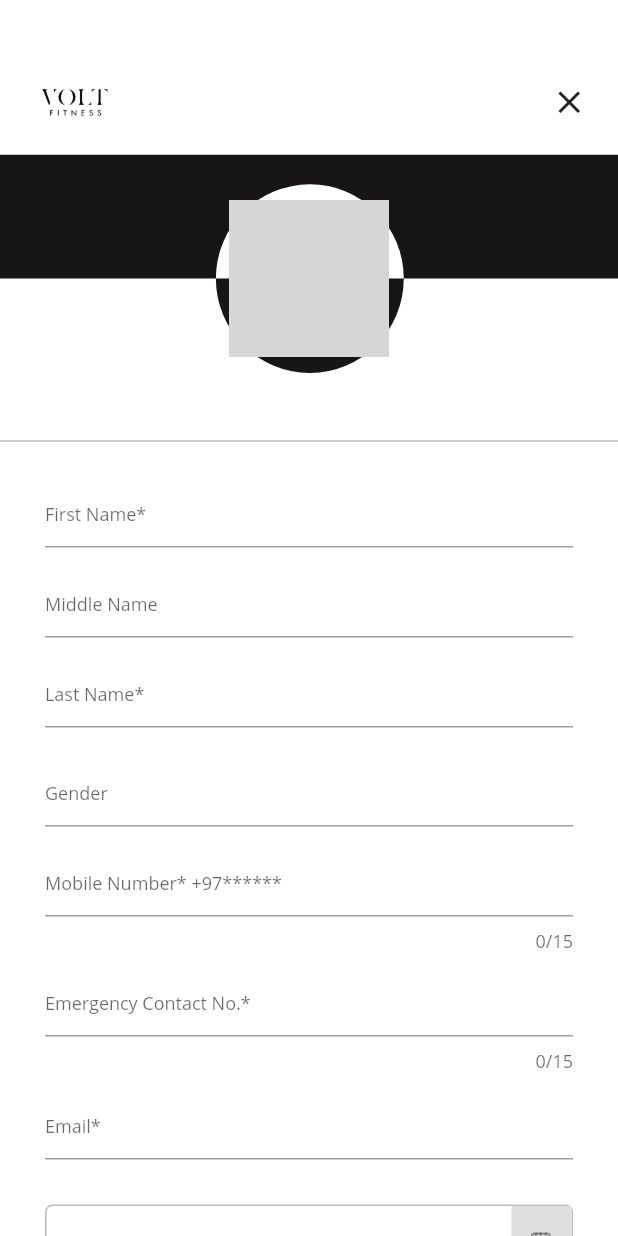
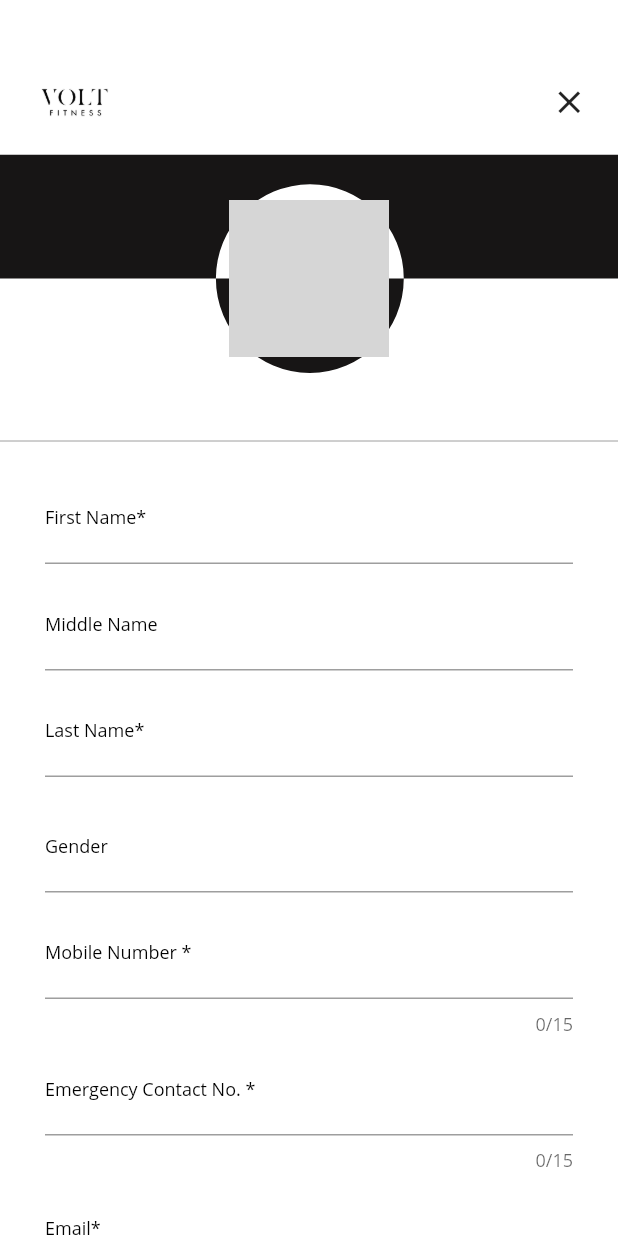
Before and after one commit to NSL-Infotech-PVT-LTD/Fitness-V, a Flutter app: the UserProfile screen opened directly, on a phone screen of 412 x 824 dp. Run offline on Flutter 3.47's test engine with Material 2 defaults, Android fonts, the phone set to English and light mode, and no system bars; our stand-ins replace carousel_slider, connectivity, device_info, dotted_border, flutter_html, flutter_spinkit and 5 more; missing offline and left inert: flutter_screen_scaler; accounts and stored records are empty; network calls fail; grey boxes are pictures that could not be loaded.

Commit message:
ios code

```diff
--- a/lib/GroupClasses/group_classes.dart
+++ b/lib/GroupClasses/group_classes.dart
@@ -428,7 +428,7 @@ class CustomGroupState extends StatelessWidget {
                     items.leftSeats != '0'
                         ? !items.is_booked_by_me
                             ? 'View Detail'
-                            : 'Already Booked Do you want to cancel ?'
+                            : 'Already booked! Do you want to cancel?'
                         : 'House Full',
                     style: TextStyle(
                         color: Colors.white,
--- a/lib/MemberDashboard/Dashboard.dart
+++ b/lib/MemberDashboard/Dashboard.dart
@@ -4,7 +4,6 @@ import 'package:flutter/cupertino.dart';
 import 'package:flutter/material.dart';
 import 'package:flutter_svg/flutter_svg.dart';
 import 'package:volt/MemberDashboard/DashboardChild/Cardio.dart';
-import 'package:volt/MemberDashboard/DashboardChild/Event/Event.dart';
 import 'package:volt/MemberDashboard/DashboardChild/Home.dart';
 import 'package:volt/Methods/Pref.dart';
 import 'package:volt/Methods/api_interface.dart';
--- a/lib/MemberDashboard/DashboardChild/Cardio.dart
+++ b/lib/MemberDashboard/DashboardChild/Cardio.dart
@@ -197,7 +197,7 @@ class _CardioState extends State<Cardio> {
                               Text(
                                   checkList != null && checkList.length > 0
                                       ? checkList[0]['expirence'] +
-                                          ' years experineced'
+                                          ' years of experience'
                                       : '',
                                   style: TextStyle(
                                       fontSize: 7, color: Color(0xffc1c1c1))),
@@ -249,7 +249,7 @@ class _CardioState extends State<Cardio> {
                               Text(
                                   checkList != null && checkList.length > 1
                                       ? checkList[1]['expirence'] +
-                                          ' years experienced'
+                                          ' years of experience'
                                       : '',
                                   style: TextStyle(
                                       fontSize: 7, color: Color(0xffc1c1c1))),
@@ -364,7 +364,7 @@ class RecomendedTrainer extends StatelessWidget {
                       image: BASE_URL +
                           'uploads/trainer-user/' +
                           trainerClass.imgLink,
-                      fit: BoxFit.fill,
+                      fit: BoxFit.fitHeight,
                       width: 150,
                       height: 150.0,
                     ),
--- a/lib/MemberDashboard/DashboardChild/Home.dart
+++ b/lib/MemberDashboard/DashboardChild/Home.dart
@@ -106,7 +106,7 @@ class HomeState extends State<Home> {
                   padding: EdgeInsets.only(left: 20, right: 20),
                   child: _planImage == null
                       ? Image.asset(
-                    baseImageAssetsUrl + 'logo_black.png',
+                    baseImageAssetsUrl + 'two_lady.jpg',
                     height: SizeConfig.blockSizeVertical * 25,
                     width: SizeConfig.blockSizeHorizontal * 90,
                     fit: BoxFit.cover,
--- a/lib/Profile/userProfile.dart
+++ b/lib/Profile/userProfile.dart
@@ -359,7 +359,8 @@ class UserProfileState extends State<UserProfile> {
                                 controller: firstNameController,
                                 style: TextStyle(color: Colors.grey),
                                 decoration: InputDecoration(
-                                    hintText: firstname + '*',
+                                    labelText: firstname + '*',
+                                    labelStyle: TextStyle(fontSize: 12,color: Colors.black),
                                     hintStyle: TextStyle(fontSize: textSize12)),
                               ),
                             ),
@@ -375,7 +376,8 @@ class UserProfileState extends State<UserProfile> {
                                 controller: middletNameController,
                                 style: TextStyle(color: Colors.grey),
                                 decoration: InputDecoration(
-                                    hintText: midlename,
+                                    labelText: midlename ,
+                                    labelStyle: TextStyle(fontSize: 12,color: Colors.black),
                                     hintStyle: TextStyle(fontSize: textSize12)),
                               ),
                             ),
@@ -397,7 +399,8 @@ class UserProfileState extends State<UserProfile> {
                                 controller: lastNameController,
                                 style: TextStyle(color: Colors.grey),
                                 decoration: InputDecoration(
-                                    hintText: lastname + '*',
+                                    labelText: lastname + '*',
+                                    labelStyle: TextStyle(fontSize: 12,color: Colors.black),
                                     hintStyle: TextStyle(fontSize: textSize12)),
                               ),
                             ),
@@ -411,7 +414,8 @@ class UserProfileState extends State<UserProfile> {
                                 controller: genderController,
                                 style: TextStyle(color: Colors.grey),
                                 decoration: InputDecoration(
-                                    hintText: "Gender",
+                                    labelText: "Gender",
+                                    labelStyle: TextStyle(fontSize: 12,color: Colors.black),
                                     hintStyle: TextStyle(fontSize: textSize12)),
                               ),
                             ),
@@ -425,12 +429,21 @@ class UserProfileState extends State<UserProfile> {
                                   CardNumberInputFormatter()
                                 ],
                                 maxLength: 15,
+                                validator: (value) {
+                                  if (value.isEmpty) {
+                                    return fieldIsRequired;
+                                  } else if (value.length < 9) {
+                                    return 'Please Enter Valid Number';
+                                  }
+                                  return null;
+                                },
                                 controller: mobileController,
                                 style: TextStyle(
                                     color:
                                         _isEnable ? Colors.grey : Colors.black),
                                 decoration: InputDecoration(
-                                    hintText: mobile,
+                                    labelText: mobile,
+                                    labelStyle: TextStyle(fontSize: 12,color: Colors.black),
                                     hintStyle: TextStyle(fontSize: textSize12)),
                               ),
                             ),
@@ -444,12 +457,20 @@ class UserProfileState extends State<UserProfile> {
                                   CardNumberInputFormatter()
                                 ],
                                 maxLength: 15,
-                                controller: emergencyController,
+                                validator: (value) {
+                                  if (value.isEmpty) {
+                                    return fieldIsRequired;
+                                  } else if (value.length < 9) {
+                                    return 'Please Enter Valid Number';
+                                  }
+                                  return null;
+                                },   controller: emergencyController,
                                 style: TextStyle(
                                     color:
                                         _isEnable ? Colors.grey : Colors.black),
                                 decoration: InputDecoration(
-                                    hintText: emergencyContact,
+                                    labelText: emergencyContact,
+                                    labelStyle: TextStyle(fontSize: 12,color: Colors.black),
                                     hintStyle: TextStyle(fontSize: textSize12)),
                               ),
                             ),
@@ -461,7 +482,8 @@ class UserProfileState extends State<UserProfile> {
                                 controller: emailController,
                                 style: TextStyle(color: Colors.grey),
                                 decoration: InputDecoration(
-                                    hintText: email + '*',
+                                    labelText: email + '*',
+                                    labelStyle: TextStyle(fontSize: 12,color: Colors.black),
                                     hintStyle: TextStyle(fontSize: textSize12)),
                               ),
                             ),
@@ -502,20 +524,21 @@ class UserProfileState extends State<UserProfile> {
                                 ],
                               ),
                             ),
-                            Padding(
-                              padding: EdgeInsets.only(top: 0),
-                              child: TextFormField(
-                                keyboardType: TextInputType.text,
-                                readOnly: _isEnable,
-                                controller: designationController,
-                                style: TextStyle(
-                                    color:
-                                        _isEnable ? Colors.grey : Colors.black),
-                                decoration: InputDecoration(
-                                    hintText: designation,
-                                    hintStyle: TextStyle(fontSize: textSize12)),
-                              ),
-                            ),
+//                            Padding(
+//                              padding: EdgeInsets.only(top: 0),
+//                              child: TextFormField(
+//                                keyboardType: TextInputType.text,
+//                                readOnly: _isEnable,
+//                                controller: designationController,
+//                                style: TextStyle(
+//                                    color:
+//                                        _isEnable ? Colors.grey : Colors.black),
+//                                decoration: InputDecoration(
+//                                    labelText: designation,
+//                                    labelStyle: TextStyle(fontSize: 12,color: Colors.black),
+//                                    hintStyle: TextStyle(fontSize: textSize12)),
+//                              ),
+//                            ),
                             Padding(
                               padding: EdgeInsets.only(top: 12),
                               child: TextFormField(
@@ -530,7 +553,8 @@ class UserProfileState extends State<UserProfile> {
                                 controller: emiratesController,
                                 style: TextStyle(color: Colors.grey),
                                 decoration: InputDecoration(
-                                    hintText: emiratesId,
+                                    labelText: emiratesId,
+                                    labelStyle: TextStyle(fontSize: 12,color: Colors.black),
                                     hintStyle: TextStyle(fontSize: textSize12)),
                               ),
                             ),
@@ -550,7 +574,8 @@ class UserProfileState extends State<UserProfile> {
                                     color:
                                         _isEnable ? Colors.grey : Colors.black),
                                 decoration: InputDecoration(
-                                    hintText: address,
+                                    labelText: address,
+                                    labelStyle: TextStyle(fontSize: 12,color: Colors.black),
                                     hintStyle: TextStyle(fontSize: textSize12)),
                               ),
                             ),
@@ -569,7 +594,8 @@ class UserProfileState extends State<UserProfile> {
                                       controller: cityController,
                                       style: TextStyle(color: Colors.grey),
                                       decoration: InputDecoration(
-                                          hintText: address,
+                                          labelText: "City",
+                                          labelStyle: TextStyle(fontSize: 12,color: Colors.black),
                                           hintStyle:
                                               TextStyle(fontSize: textSize12)),
                                     ),
@@ -645,10 +671,10 @@ class UserProfileState extends State<UserProfile> {
                                           EMIRATES_ID: emiratesController.text
                                               .toString()
                                               .trim(),
-                                          DESIGNATION: designationController
-                                              .text
-                                              .toString()
-                                              .trim(),
+//                                          DESIGNATION: designationController
+//                                              .text
+//                                              .toString()
+//                                              .trim(),
                                           ADDRESS: addressController.text
                                               .toString()
                                               .trim(),
--- a/lib/TrainerPackage/TrainerService.dart
+++ b/lib/TrainerPackage/TrainerService.dart
@@ -106,7 +106,7 @@ class TrainerServiceState extends State<TrainerService> {
                     SizedBox(
                       height: 5,
                     ),
-                    Text('7 years experienced', style: TextStyle(fontSize: 10)),
+                    Text('7 years of experience', style: TextStyle(fontSize: 10)),
                     Text('1022 Trainees (789 Reviews)',
                         style: TextStyle(fontSize: 10)),
                     Padding(
--- a/lib/TrainerPackage/all_trainer.dart
+++ b/lib/TrainerPackage/all_trainer.dart
@@ -154,7 +154,7 @@ class AllTrainersViewState extends State<AllTrainersView> {
                             child: Text(
                               users[index]['expirence'] == null
                                   ? 'No experience'
-                                  : ("${users[index]['expirence']} years experienced"),
+                                  : ("${users[index]['expirence']} years of experience"),
                               style: TextStyle(
                                   fontSize: 8.5,
                                   fontWeight: FontWeight.bold,
--- a/lib/Value/CColor.dart
+++ b/lib/Value/CColor.dart
@@ -9,5 +9,5 @@ class CColor {
   static Color DividerCOlor = Colors.grey;
   static Color cardcolor = Color(0xffC1C1C1);
   static Color LightGrey = Color(0xff707070);
-  static Color CancelBTN = Color(0xFFD50000).withOpacity(.7);
+  static Color CancelBTN = Color(0xFF640F24).withOpacity(.7);
 }
--- a/lib/Value/Strings.dart
+++ b/lib/Value/Strings.dart
@@ -19,7 +19,7 @@ const go_to_dashboard = 'Go to Dashboard';
 const your_booking = 'Your Booking';
 const booking_confirmed = 'Booking Confirmed';
 const book_now = 'Book Now';
-const alreadyBooked = 'Already Booked\nDo you want to cancel ?';
+const alreadyBooked = 'Already booked!\nDo you want to cancel?';
 const cancelBooking = 'Cancel Booking';
 const personal_trainer = 'Personal Trainer';
 const forgetPassword = 'Forgot Password ?';
@@ -28,19 +28,19 @@ const lastname = 'Last Name';
 const midlename = 'Middle Name';
 const password = 'Password';
 const confirmPassword = 'Confirm Password';
-const emergencyContact = 'Emergency Contact No.*';
+const emergencyContact = 'Emergency Contact No. *';
 const male = 'Male';
 const child = 'Child';
 const continu = 'Continue';
 const chooseSession = 'Choose session';
 const female = 'Female';
-const mobile = 'Mobile Number* +97******';
-const address = 'Address*';
-const birthDate = 'Birth Date*';
+const mobile = 'Mobile Number *';
+const address = 'Address *';
+const birthDate = 'Birth Date *';
 const email = 'Email';
 const married = 'Married';
 const single = 'Single';
-const emiratesId = 'Emirates ID or Passport*';
+const emiratesId = 'Emirates ID or Passport *';
 const iaccept = 'I Accept';
 const termsofService = ' Terms of Services';
 const designation = 'Designation';
```
Also changed, not shown: lib/AuthScreens/SignupScreen.dart (+5 -4 lines), lib/Bookings/all_bookings.dart (+13 -5 lines).
